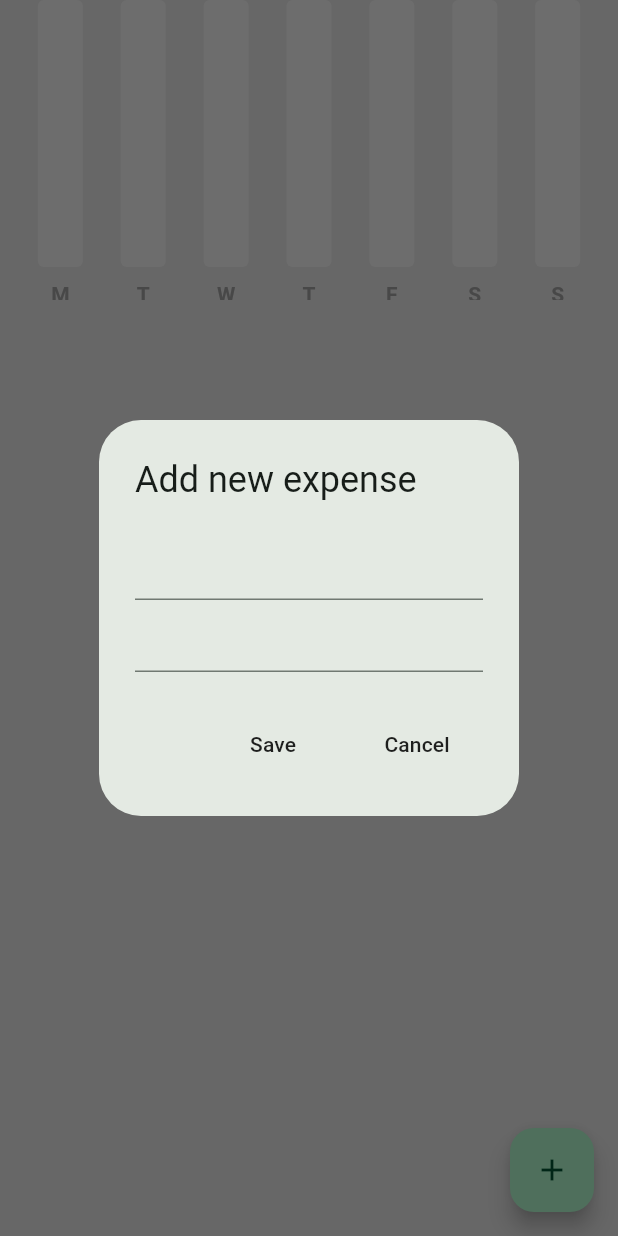
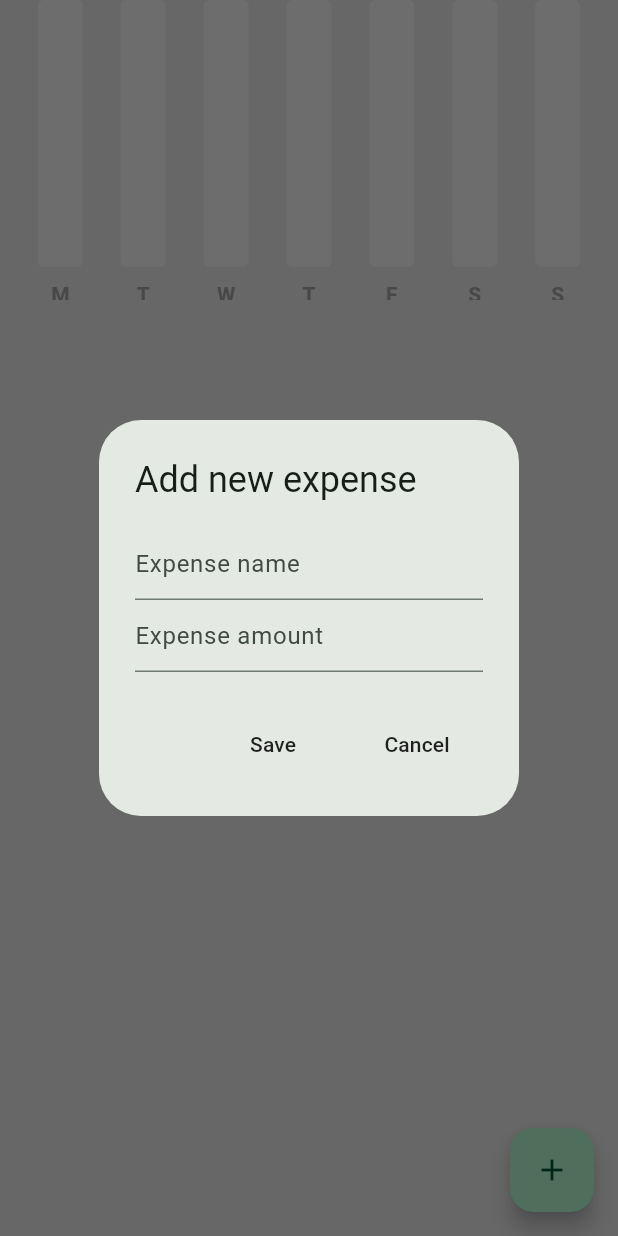
Before and after one commit to Tulio-Rangel/control_de_gastos, a Flutter app: the screen it shows after launch, after a tap on the "add" icon, on a phone screen of 412 x 824 dp. Run offline on Flutter 3.47's test engine with Material 2 defaults, Android fonts, the phone set to English and light mode, and no system bars; drawn by our look-alikes of fl_chart.

Commit message:
add hint text in fields to add new expense & change the keyboardtype in amount to nuimber

```diff
--- a/lib/pages/home_page.dart
+++ b/lib/pages/home_page.dart
@@ -29,11 +29,14 @@ class _HomePageState extends State<HomePage> {
               // Expense name
               TextField(
                 controller: newExpenseNameController,
+                decoration: const InputDecoration(hintText: 'Expense name'),
               ),
 
               // Expense amount
               TextField(
                 controller: newExpenseAmountController,
+                keyboardType: TextInputType.number,
+                decoration: const InputDecoration(hintText: 'Expense amount'),
               )
             ],
           ),
```
